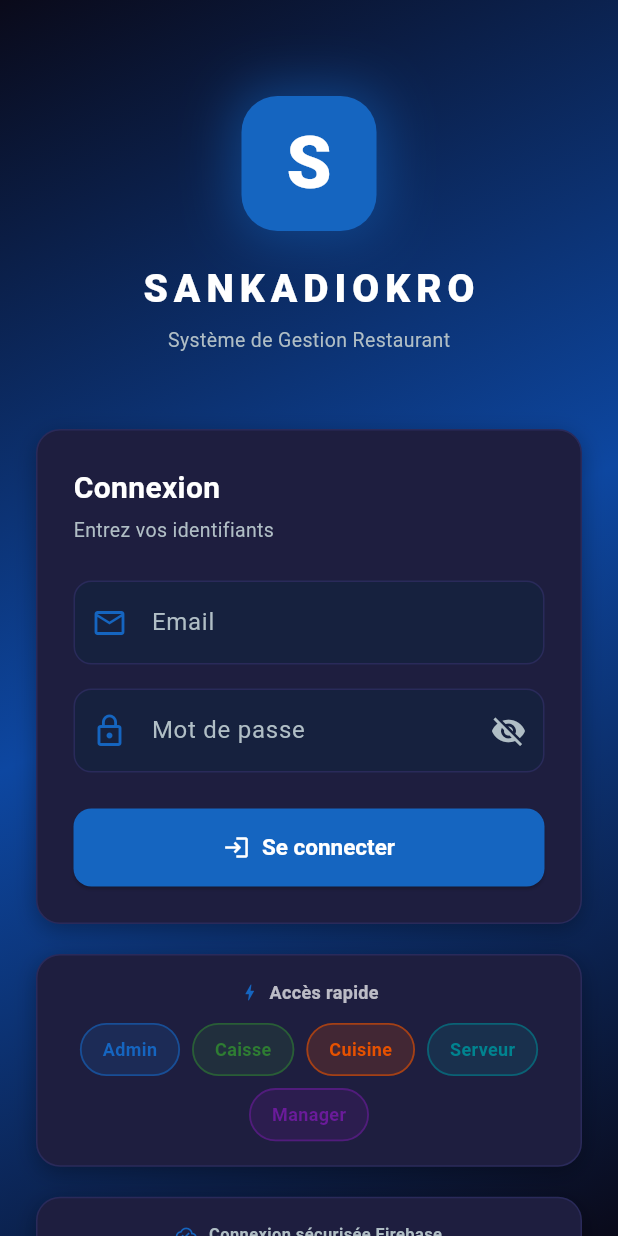
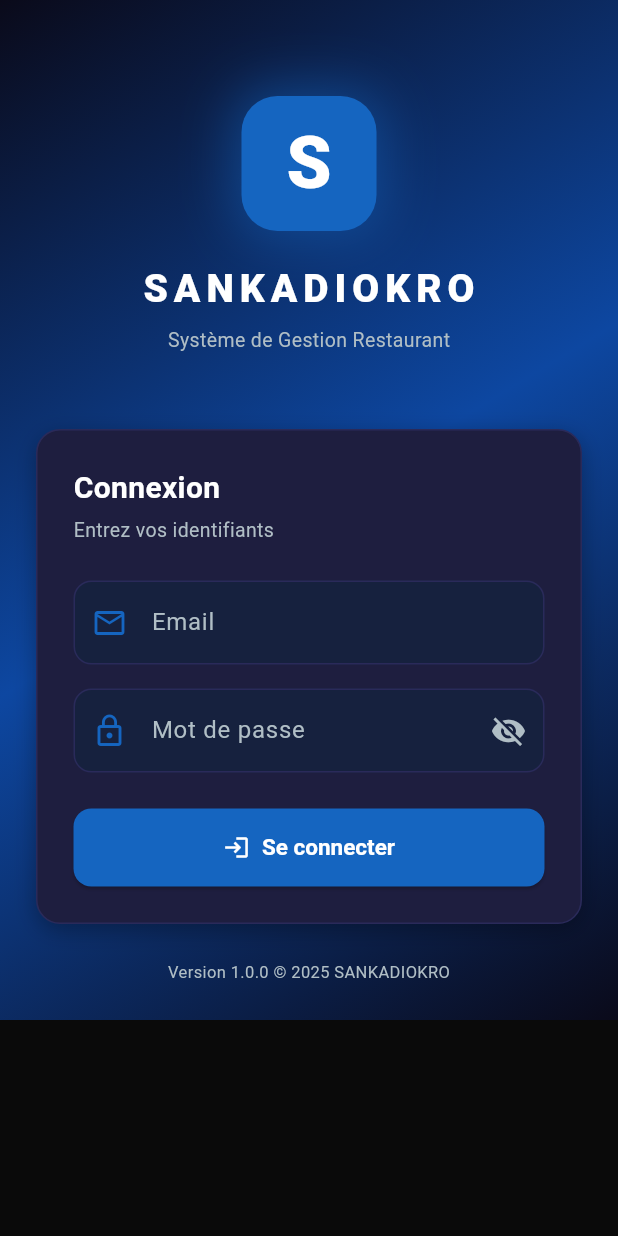
Before and after one commit to stevekissy/Resto, a Flutter app: the screen it shows after launch, on a phone screen of 412 x 824 dp. Run offline on Flutter 3.47's test engine with Material 3 defaults, Android fonts, the phone set to English and light mode, and no system bars; our stand-ins replace cloud_firestore, firebase_auth, firebase_core, flutter_tts, hive_flutter, image_picker and 1 more; missing offline and left inert: dart:js; accounts and stored records are empty.

Commit message:
UI: supprimer section Acces rapide et badge Firebase de l'ecran de connexion

```diff
--- a/lib/screens/login_screen.dart
+++ b/lib/screens/login_screen.dart
@@ -108,13 +108,6 @@
     }
   }
 
-  // Accès rapide : pré-remplit email + mot de passe Firebase réel
-  void _quickLogin(String email, String password) {
-    _emailController.text    = email;
-    _passwordController.text = password;
-    _login();
-  }
-
   void _showError(String msg) {
     if (!mounted) return;
     ScaffoldMessenger.of(context).showSnackBar(
@@ -214,84 +207,7 @@
                       ),
                     ),
 
-                    const SizedBox(height: 20),
-
-                    // ── Accès rapide ──
-                    GlassCard(
-                      padding: const EdgeInsets.symmetric(horizontal: 16, vertical: 16),
-                      child: Column(
-                        children: [
-                          Row(
-                            mainAxisAlignment: MainAxisAlignment.center,
-                            children: [
-                              const Icon(Icons.bolt, color: AppTheme.primary, size: 14),
-                              const SizedBox(width: 6),
-                              const Text('Accès rapide',
-                                  style: TextStyle(color: Colors.white70, fontSize: 12, fontWeight: FontWeight.w700)),
-                            ],
-                          ),
-                          const SizedBox(height: 12),
-                          Wrap(
-                            spacing: 8,
-                            runSpacing: 8,
-                            alignment: WrapAlignment.center,
-                            children: [
-                              _QuickBtn(label: 'Admin',   color: const Color(0xFF1565C0), onTap: () => _quickLogin('admin@sankadio.com',   'Admin@2025!')),
-                              _QuickBtn(label: 'Caisse',  color: const Color(0xFF2E7D32), onTap: () => _quickLogin('caisse@sankadio.com',   'Caisse@2025!')),
-                              _QuickBtn(label: 'Cuisine', color: const Color(0xFFE65100), onTap: () => _quickLogin('cuisine@sankadio.com',  'Cuisine@2025!')),
-                              _QuickBtn(label: 'Serveur', color: const Color(0xFF00838F), onTap: () => _quickLogin('serveur@sankadio.com',  'Serveur@2025!')),
-                              _QuickBtn(label: 'Manager', color: const Color(0xFF6A1B9A), onTap: () => _quickLogin('manager@sankadio.com',  'Manager@2025!')),
-                            ],
-                          ),
-                        ],
-                      ),
-                    ),
-
-                    const SizedBox(height: 20),
-
-                    // ── Info ──
-                    GlassCard(
-                      padding: const EdgeInsets.all(16),
-                      child: Row(
-                        mainAxisAlignment: MainAxisAlignment.center,
-                        children: const [
-                          Icon(Icons.cloud_done_outlined, color: AppTheme.primary, size: 14),
-                          SizedBox(width: 8),
-                          Text('Connexion sécurisée Firebase',
-                              style: TextStyle(color: AppTheme.textSecondary, fontSize: 11, fontWeight: FontWeight.w600)),
-                        ],
-                      ),
-                    ),
-
                     const SizedBox(height: 24),
-                    // ── Statut Firebase ──
-                    Consumer<AppProvider>(
-                      builder: (context, p, _) {
-                        final fbOk = p.firebaseReady;
-                        return Row(
-                          mainAxisAlignment: MainAxisAlignment.center,
-                          children: [
-                            Icon(
-                              fbOk ? Icons.cloud_done : Icons.cloud_off,
-                              size: 12,
-                              color: fbOk ? Colors.greenAccent : Colors.orange,
-                            ),
-                            const SizedBox(width: 6),
-                            Text(
-                              fbOk
-                                  ? 'Firebase ✅ connecté'
-                                  : 'Firebase ⚠ non initialisé — mode local',
-                              style: TextStyle(
-                                color: fbOk ? Colors.greenAccent.withValues(alpha: 0.8) : Colors.orange,
-                                fontSize: 11,
-                                fontWeight: FontWeight.w600,
-                              ),
-                            ),
-                          ],
-                        );
-                      },
-                    ),
-                    const SizedBox(height: 8),
                     const Text('Version 1.0.0 © 2025 SANKADIOKRO',
                         style: TextStyle(color: AppTheme.textSecondary, fontSize: 11)),
                   ],
@@ -304,26 +220,3 @@
     );
   }
 }
-
-class _QuickBtn extends StatelessWidget {
-  final String label;
-  final Color color;
-  final VoidCallback onTap;
-  const _QuickBtn({required this.label, required this.color, required this.onTap});
-
-  @override
-  Widget build(BuildContext context) {
-    return GestureDetector(
-      onTap: onTap,
-      child: Container(
-        padding: const EdgeInsets.symmetric(horizontal: 14, vertical: 8),
-        decoration: BoxDecoration(
-          color: color.withValues(alpha: 0.18),
-          borderRadius: BorderRadius.circular(20),
-          border: Border.all(color: color.withValues(alpha: 0.6), width: 1.2),
-        ),
-        child: Text(label, style: TextStyle(color: color, fontSize: 12, fontWeight: FontWeight.w700)),
-      ),
-    );
-  }
-}
```
Also changed, not shown: 4 other files.
